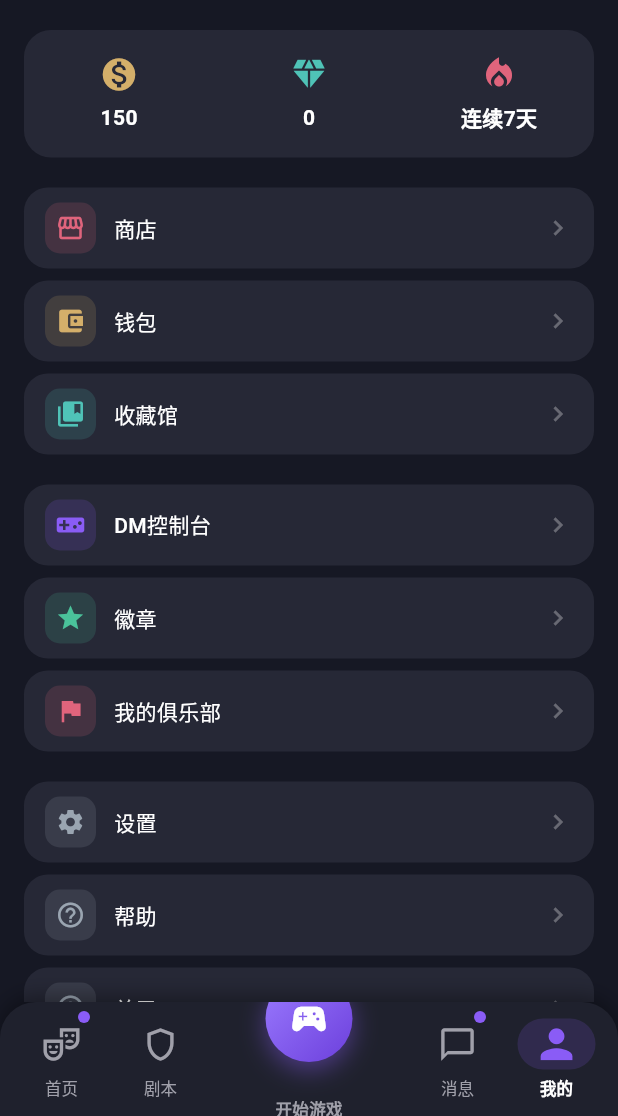
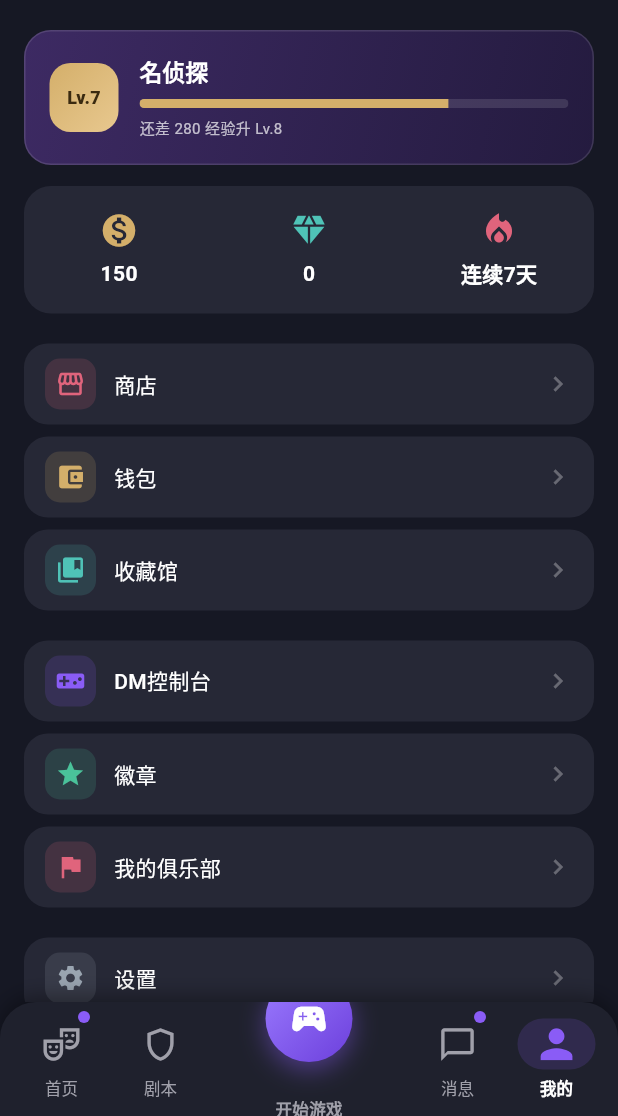
Before and after one commit to zx2121651/jubenshaapp, a Flutter app: the screen it shows after launch, item 5 of the bottom bar chosen, on a phone screen of 412 x 824 dp, the part 120-1236 px from its top. Run offline on Flutter 3.47's test engine with Material 3 defaults, Android fonts, the light colour scheme and no system bars; our stand-ins replace flutter_riverpod, go_router; network calls fail.

Commit message:
feat: 剧本杀App UI布局对标
Co-authored-by: traeagent <traeagent@users.noreply.github.com>

```diff
--- a/lib/features/profile/presentation/profile_screen.dart
+++ b/lib/features/profile/presentation/profile_screen.dart
@@ -72,6 +72,85 @@ class ProfileScreen extends StatelessWidget {
               ),
             ),
             const SizedBox(height: 20),
+            // 侦探等级卡（渐变氛围，国内 App 常见的等级/经验位）
+            Entrance(
+              delay: const Duration(milliseconds: 60),
+              child: Container(
+                padding: const EdgeInsets.all(16),
+                decoration: BoxDecoration(
+                  gradient: const LinearGradient(
+                    colors: [Color(0xFF3D2A63), Color(0xFF241B3F)],
+                    begin: Alignment.topLeft,
+                    end: Alignment.bottomRight,
+                  ),
+                  borderRadius: BorderRadius.circular(18),
+                  border: Border.all(color: Colors.white12),
+                ),
+                child: Row(
+                  children: [
+                    Container(
+                      width: 46,
+                      height: 46,
+                      decoration: BoxDecoration(
+                        gradient: const LinearGradient(
+                          colors: [Color(0xFFD4AF6A), Color(0xFFE8C88F)],
+                          begin: Alignment.topLeft,
+                          end: Alignment.bottomRight,
+                        ),
+                        borderRadius: BorderRadius.circular(14),
+                      ),
+                      child: const Center(
+                        child: Text(
+                          'Lv.7',
+                          style: TextStyle(
+                            color: Color(0xFF3A2A10),
+                            fontSize: 12,
+                            fontWeight: FontWeight.w900,
+                          ),
+                        ),
+                      ),
+                    ),
+                    const SizedBox(width: 14),
+                    Expanded(
+                      child: Column(
+                        crossAxisAlignment: CrossAxisAlignment.start,
+                        children: [
+                          const Text(
+                            '名侦探',
+                            style: TextStyle(
+                              color: Colors.white,
+                              fontSize: 15,
+                              fontWeight: FontWeight.w800,
+                            ),
+                          ),
+                          const SizedBox(height: 8),
+                          ClipRRect(
+                            borderRadius: BorderRadius.circular(4),
+                            child: const LinearProgressIndicator(
+                              value: 0.72,
+                              minHeight: 6,
+                              backgroundColor: Colors.white12,
+                              valueColor: AlwaysStoppedAnimation<Color>(
+                                Color(0xFFD4AF6A),
+                              ),
+                            ),
+                          ),
+                          const SizedBox(height: 6),
+                          Text(
+                            '还差 280 经验升 Lv.8',
+                            style: TextStyle(
+                              color: Colors.white.withValues(alpha: 0.7),
+                              fontSize: 10,
+                            ),
+                          ),
+                        ],
+                      ),
+                    ),
+                  ],
+                ),
+              ),
+            ),
+            const SizedBox(height: 14),
             // 资产
             Entrance(
               delay: const Duration(milliseconds: 80),
```
